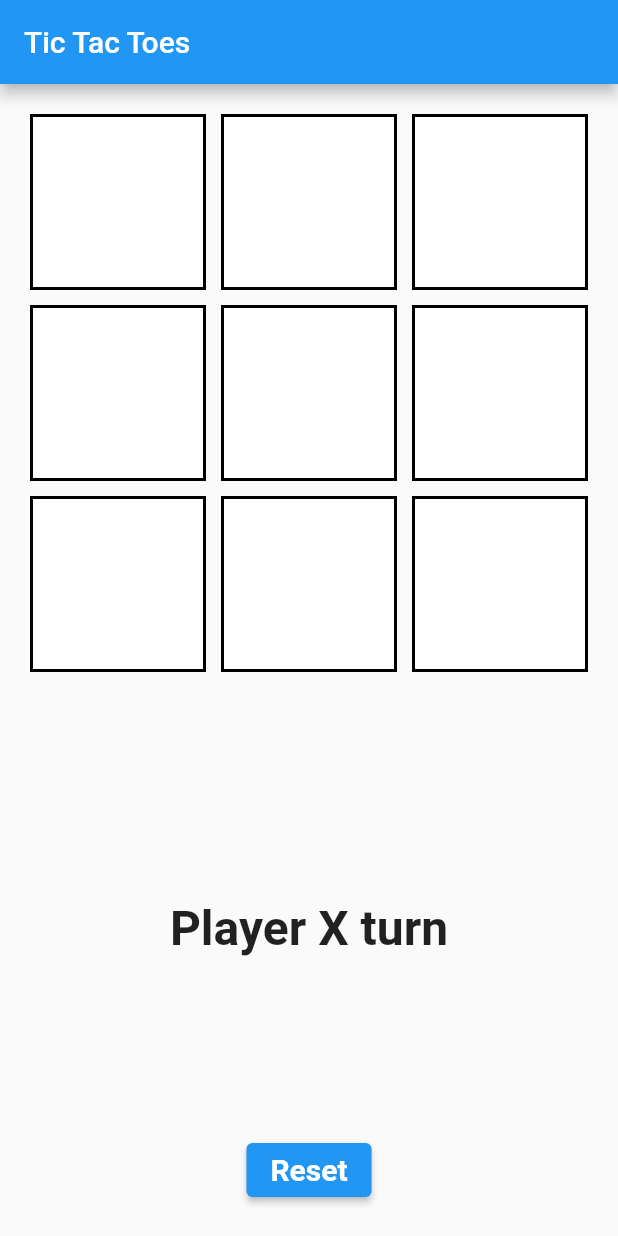
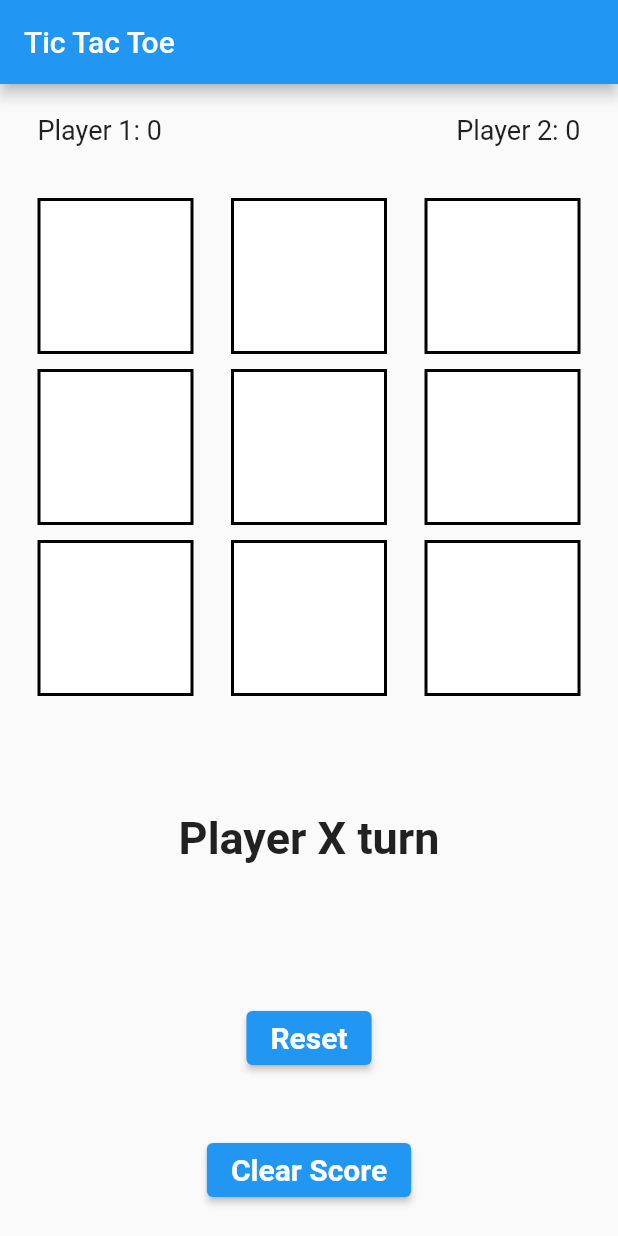
Before and after one commit to NgDonnie/tic_tac_toe, a Flutter app: the screen it shows after launch, on a phone screen of 412 x 824 dp. Run offline on Flutter 3.47's test engine with Material 2 defaults, Android fonts, the phone set to English and light mode, and no system bars.

Commit message:
Completed game logic. Added TODO in main.

```diff
--- a/lib/main.dart
+++ b/lib/main.dart
@@ -15,3 +15,13 @@ class MainApp extends StatelessWidget {
     );
   }
 }
+
+
+/*
+
+TODO
+
+-UPDATE LOGIC OF RESET BOARD
+-UPDATE LOGIC OF CLEAR SCOREBOARD
+
+*/
--- a/lib/presentation/screens/home_page.dart
+++ b/lib/presentation/screens/home_page.dart
@@ -20,6 +20,8 @@ class _HomePageState extends State<HomePage> {
   // Keep track of the current player (a player can be 'X' or 'O')
   String _player = 'X';
   String _result = '';
+  int oScore = 0;
+  int xScore = 0;
 
   // Make a move
   // This function will be called when a player taps on a cell
@@ -43,12 +45,14 @@ class _HomePageState extends State<HomePage> {
           _board[i][1] == _board[i][2] &&
           _board[i][0] != '') {
         _result = '${_board[i][0]} wins!';
+        _setWinCount(_result);
         return;
       }
       if (_board[0][i] == _board[1][i] &&
           _board[1][i] == _board[2][i] &&
           _board[0][i] != '') {
         _result = '${_board[0][i]} wins!';
+        _setWinCount(_result);
         return;
       }
     }
@@ -56,14 +60,21 @@ class _HomePageState extends State<HomePage> {
         _board[1][1] == _board[2][2] &&
         _board[0][0] != '') {
       _result = '${_board[0][0]} wins!';
+      _setWinCount(_result);
       return;
     }
     if (_board[0][2] == _board[1][1] &&
         _board[1][1] == _board[2][0] &&
         _board[0][2] != '') {
       _result = '${_board[0][2]} wins!';
+      _setWinCount(_result);
       return;
     }
+
+
+
+
+
     for (int i = 0; i < 3; i++) {
       for (int j = 0; j < 3; j++) {
         if (_board[i][j] == '') {
@@ -72,6 +83,23 @@ class _HomePageState extends State<HomePage> {
       }
     }
     _result = 'Draw!';
+
+
+  }
+
+  void _setWinCount(String value){
+
+    if (value == 'X wins!') {
+      //print('If X');
+      xScore++;
+    } else if (value == 'O wins!'){
+      oScore++;
+      //print('If Y');
+    }
+
+    return;
+
+
   }
 
   // Reset the game
@@ -88,23 +116,75 @@ class _HomePageState extends State<HomePage> {
     });
   }
 
+  // Reset the game
+  // This function will be called when the reset button is pressed
+  void _resetScore() {
+
+     setState(() {
+          xScore = 0;
+          oScore = 0;
+        });
+      /* if (_board.isEmpty) {
+        setState(() {
+          xScore = 0;
+          oScore = 0;
+        });
+      } else if(_board.isNotEmpty) {
+        showDialog(
+          context:context,
+          builder:(context) {
+            return AlertDialog(
+            title: const Text('ERROR - CANNOT CLEAR SCORE'),
+            content: const Text('Please reset board first'),
+            actions: <Widget>[
+                      TextButton(
+                        child: const Text("OK"),
+                        onPressed: () =>  Navigator.pop(context),
+                      ),
+                    ],
+            );
+          });
+      }
+   */
+  }
+
   @override
   Widget build(BuildContext context) {
+
     return  Scaffold(
       appBar: AppBar(
-        title: const Text('Tic Tac Toes'),
+        title: const Text('Tic Tac Toe'),
       ),
       body: Column(
         mainAxisAlignment: MainAxisAlignment.center,
         children: [
           // Draw the board
+          Padding(
+            padding: const EdgeInsets.symmetric(vertical: 20, horizontal: 25),
+            child: Row(
+              mainAxisAlignment: MainAxisAlignment.spaceBetween,
+              children: [
+                Text(
+                'Player 1: ${xScore.toString()}',
+                style: const TextStyle(fontSize: 18),
+              ),
+              Text(
+              'Player 2: ${oScore.toString()}',
+              style: const TextStyle(fontSize: 18),
+            ),
+              ],
+            ),
+          ),
+
           Expanded(
+            child: Container(
+              //color: Colors.red,
               child: GridView.builder(
-              padding: const EdgeInsets.all(20.0),
+              padding: const EdgeInsets.symmetric(vertical: 15.0, horizontal: 25.0),
               gridDelegate: const SliverGridDelegateWithFixedCrossAxisCount(
                 crossAxisCount: 3,
                 childAspectRatio: 1.0,
-                crossAxisSpacing: 10.0,
+                crossAxisSpacing: 25.0,
                 mainAxisSpacing: 10.0,
               ),
               itemCount: 9,
@@ -139,39 +219,63 @@ class _HomePageState extends State<HomePage> {
               },
               ),
             ),
+          ),
 
           // Display the current player
-          Container(
-            padding: const EdgeInsets.all(20.0),
+          Padding(
+            padding: const EdgeInsets.symmetric(vertical: 3.0),
+            child: Container(
+              //color: Colors.blue,
+              //height: 100.0,
+              padding: const EdgeInsets.all(10.0),
               child: Text(
               'Player $_player turn',
               style: const TextStyle(
-                fontSize: 32,
+                fontSize: 30,
                 fontWeight: FontWeight.bold,
+              ),
               ),
             ),
           ),
 
           // Display the result
-          Container(
-            padding: const EdgeInsets.all(20.0),
+          Padding(
+            padding: const EdgeInsets.symmetric(vertical: 2.0),
+            child: Container(
+              //height: 30.0,
+              padding: const EdgeInsets.all(10.0),
               child: Text(
               _result,
               style: TextStyle(
-                fontSize: 32,
+                fontSize: 30,
                 fontWeight: FontWeight.bold,
                 color: _result == '' ? Colors.transparent : Colors.blue,
+              ),
               ),
             ),
           ),
 
           // Reset button
           Container(
+
             padding: const EdgeInsets.all(20.0),
             child: ElevatedButton(
             onPressed: _reset,
             child: const Text(
               'Reset',
+              style: TextStyle(
+                fontSize: 20.0,
+                fontWeight: FontWeight.bold,
+              ),
+            ),
+            ),
+          ),
+          Container(
+            padding: const EdgeInsets.all(20.0),
+            child: ElevatedButton(
+            onPressed: _resetScore,
+            child: const Text(
+              'Clear Score',
               style: TextStyle(
                 fontSize: 20.0,
                 fontWeight: FontWeight.bold,
```
Lines whose indentation alone changed are shown as unchanged.
